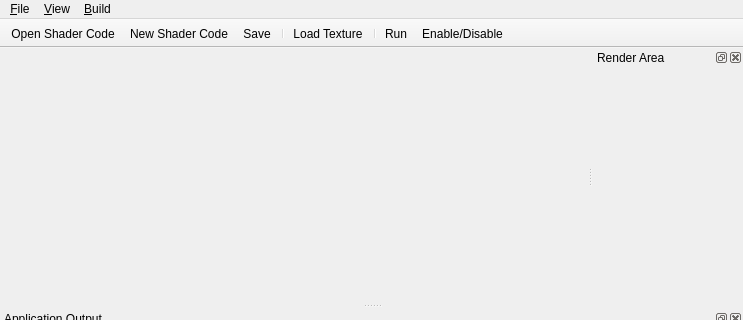
This is trunk/forms/mainwindow.ui in ethiago/shader-labs as Qt 5 draws it before an edit; both pictures show x 0 to 743 and y 0 to 320 of the 743 by 526 pixel window. The edited form follows.
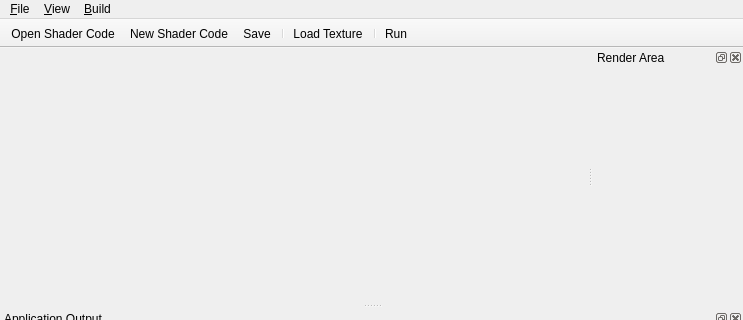
This is the edited form. Icons and pictures are not drawn.

Commit message: retirando o botão Enable/Disable

What changed in the file:
```diff
--- a/trunk/forms/mainwindow.ui
+++ b/trunk/forms/mainwindow.ui
@@ -105,7 +105,6 @@
    <addaction name="action_Load_Texture"/>
    <addaction name="separator"/>
    <addaction name="actionRunAll"/>
-   <addaction name="actionEnable_Disable"/>
   </widget>
   <widget class="QDockWidget" name="dockRenderWidget">
    <property name="minimumSize">
```
Left out of the diff: 2 changed lines with no effect on the pictures. The commit also changes 3 other files.
